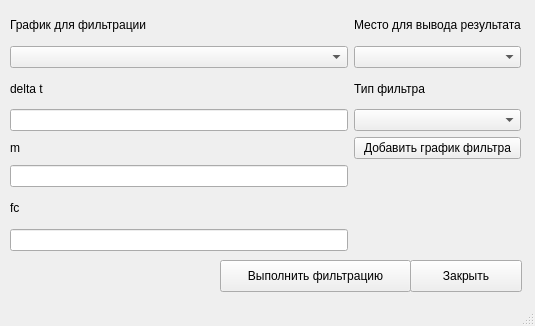
First picture: the form in lab_EData/forms/qt_forms/filter_window.ui, repository ziminyuri/experimental_data, before the edit.
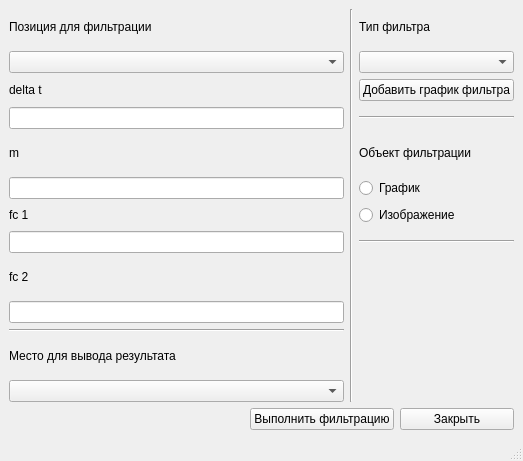
Second picture: the form after the edit.

What changed in the file:
```diff
--- a/lab_EData/forms/qt_forms/filter_window.ui
+++ b/lab_EData/forms/qt_forms/filter_window.ui
@@ -6,38 +6,81 @@
    <rect>
     <x>0</x>
     <y>0</y>
-    <width>535</width>
-    <height>326</height>
+    <width>523</width>
+    <height>461</height>
    </rect>
   </property>
   <property name="windowTitle">
    <string>Фильтры</string>
   </property>
   <widget class="QWidget" name="centralwidget">
-   <widget class="QWidget" name="gridLayoutWidget">
-    <property name="geometry">
-     <rect>
-      <x>10</x>
-      <y>10</y>
-      <width>511</width>
-      <height>241</height>
-     </rect>
-    </property>
+   <layout class="QGridLayout" name="gridLayout_2">
+    <item row="1" column="3">
+     <widget class="QPushButton" name="pushButton_3">
+      <property name="text">
+       <string>Закрыть</string>
+      </property>
+     </widget>
+    </item>
+    <item row="0" column="0" colspan="4">
     <layout class="QGridLayout" name="gridLayout">
+      <item row="9" column="0">
+       <widget class="QLineEdit" name="lineEdit_4"/>
+      </item>
+      <item row="0" column="0">
+       <widget class="QLabel" name="label">
+        <property name="text">
+         <string>Позиция для фильтрации</string>
+        </property>
+       </widget>
+      </item>
+      <item row="7" column="0">
+       <widget class="QLineEdit" name="lineEdit_3"/>
+      </item>
+      <item row="8" column="0">
+       <widget class="QLabel" name="label_7">
+        <property name="text">
+         <string>fc 2</string>
+        </property>
+       </widget>
+      </item>
+      <item row="3" column="0">
+       <widget class="QLineEdit" name="lineEdit"/>
+      </item>
+      <item row="2" column="0">
+       <widget class="QLabel" name="label_2">
+        <property name="text">
+         <string>delta t</string>
+        </property>
+       </widget>
+      </item>
+      <item row="12" column="0">
+       <widget class="QComboBox" name="comboBox_2"/>
+      </item>
+      <item row="10" column="0">
+       <widget class="Line" name="line">
+        <property name="orientation">
+         <enum>Qt::Horizontal</enum>
+        </property>
+       </widget>
+      </item>
      <item row="1" column="0">
       <widget class="QComboBox" name="comboBox"/>
      </item>
+      <item row="11" column="0">
+       <widget class="QLabel" name="label_5">
+        <property name="text">
+         <string>Место для вывода результата</string>
+        </property>
+       </widget>
+      </item>
+      <item row="5" column="0">
+       <widget class="QLineEdit" name="lineEdit_2"/>
+      </item>
      <item row="6" column="0">
       <widget class="QLabel" name="label_4">
        <property name="text">
-        <string>fc</string>
-       </property>
-      </widget>
-     </item>
-     <item row="2" column="0">
-      <widget class="QLabel" name="label_2">
-       <property name="text">
-        <string>delta t</string>
+         <string>fc 1</string>
        </property>
       </widget>
      </item>
@@ -48,77 +91,75 @@
        </property>
       </widget>
      </item>
-     <item row="0" column="0">
-      <widget class="QLabel" name="label">
-       <property name="text">
-        <string>График для фильтрации</string>
-       </property>
-      </widget>
-     </item>
-     <item row="3" column="0">
-      <widget class="QLineEdit" name="lineEdit"/>
-     </item>
-     <item row="5" column="0">
-      <widget class="QLineEdit" name="lineEdit_2"/>
-     </item>
-     <item row="7" column="0">
-      <widget class="QLineEdit" name="lineEdit_3"/>
-     </item>
-     <item row="0" column="1">
-      <widget class="QLabel" name="label_5">
-       <property name="text">
-        <string>Место для вывода результата</string>
-       </property>
-      </widget>
-     </item>
-     <item row="1" column="1">
-      <widget class="QComboBox" name="comboBox_2"/>
-     </item>
-     <item row="2" column="1">
+      <item row="1" column="2">
+       <widget class="QComboBox" name="comboBox_3"/>
+      </item>
+      <item row="0" column="2">
       <widget class="QLabel" name="label_6">
        <property name="text">
         <string>Тип фильтра</string>
        </property>
       </widget>
      </item>
-     <item row="3" column="1">
-      <widget class="QComboBox" name="comboBox_3"/>
-     </item>
-     <item row="4" column="1">
+      <item row="2" column="2">
       <widget class="QPushButton" name="pushButton">
        <property name="text">
         <string>Добавить график фильтра</string>
        </property>
       </widget>
      </item>
-    </layout>
-   </widget>
+      <item row="3" column="2">
+       <widget class="Line" name="line_3">
+        <property name="orientation">
+         <enum>Qt::Horizontal</enum>
+        </property>
+       </widget>
+      </item>
+      <item row="5" column="2">
+       <widget class="QRadioButton" name="radioButton">
+        <property name="text">
+         <string>График</string>
+        </property>
+       </widget>
+      </item>
+      <item row="6" column="2">
+       <widget class="QRadioButton" name="radioButton_2">
+        <property name="text">
+         <string>Изображение</string>
+        </property>
+       </widget>
+      </item>
+      <item row="4" column="2">
+       <widget class="QLabel" name="label_8">
+        <property name="text">
+         <string>Объект фильтрации</string>
+        </property>
+       </widget>
+      </item>
+      <item row="7" column="2">
+       <widget class="Line" name="line_4">
+        <property name="orientation">
+         <enum>Qt::Horizontal</enum>
+        </property>
+       </widget>
+      </item>
+      <item row="0" column="1" rowspan="13">
+       <widget class="Line" name="line_2">
+        <property name="orientation">
+         <enum>Qt::Vertical</enum>
+        </property>
+       </widget>
+      </item>
+     </layout>
+    </item>
+    <item row="1" column="2">
    <widget class="QPushButton" name="pushButton_2">
-    <property name="geometry">
-     <rect>
-      <x>220</x>
-      <y>260</y>
-      <width>191</width>
-      <height>32</height>
-     </rect>
-    </property>
     <property name="text">
      <string>Выполнить фильтрацию</string>
     </property>
    </widget>
-   <widget class="QPushButton" name="pushButton_3">
-    <property name="geometry">
-     <rect>
-      <x>410</x>
-      <y>260</y>
-      <width>112</width>
-      <height>32</height>
-     </rect>
-    </property>
-    <property name="text">
-     <string>Закрыть</string>
-    </property>
-   </widget>
+    </item>
+   </layout>
   </widget>
   <widget class="QStatusBar" name="statusbar"/>
  </widget>
```
Lines whose indentation alone changed are shown as unchanged.
